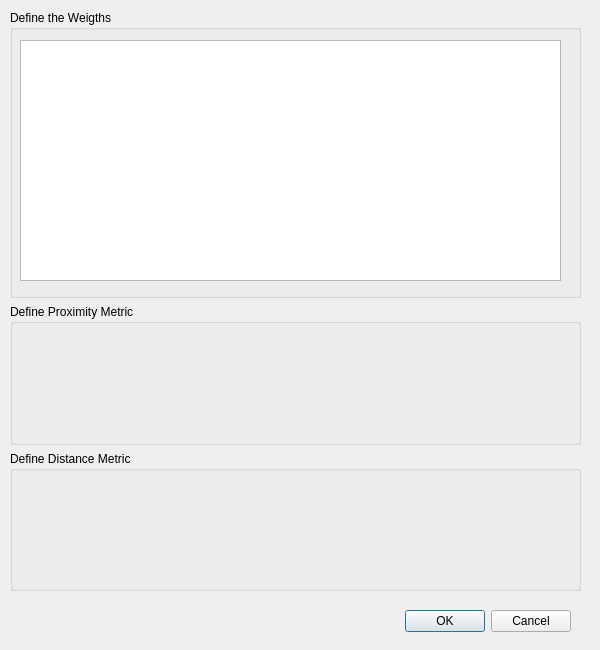
Qt form modules/CompVis/MultidimensionalScalingDialog.ui (3dct/open_iA) before a commit.
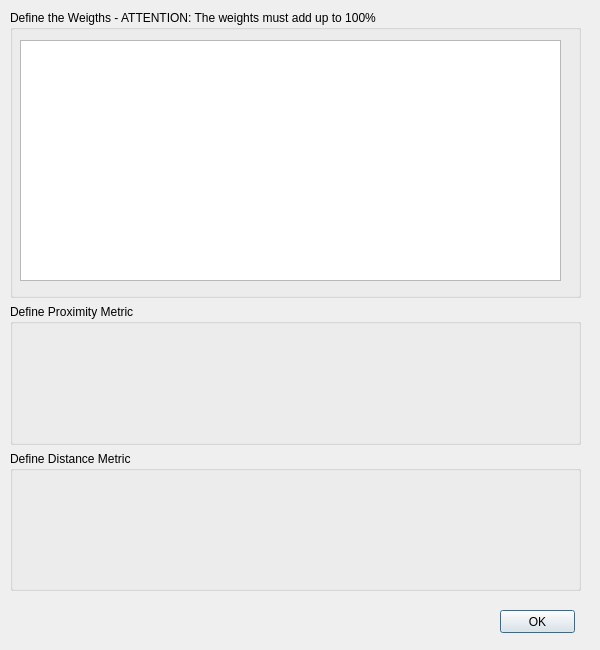
The same form after that commit.

Commit message: changed Bar Chart implementation, changed Box Plot implementation, Histogram Table drag dataset manually around, Histogram Table show overall number of all objects for each dataset when ordering, implemented recalculating of MDS, implement Cancel Button

Patch:
```diff
--- a/modules/CompVis/MultidimensionalScalingDialog.ui
+++ b/modules/CompVis/MultidimensionalScalingDialog.ui
@@ -34,7 +34,7 @@
       <item>
        <widget class="QGroupBox" name="Box_Weights">
         <property name="title">
-         <string>Define the Weigths</string>
+         <string>Define the Weigths - ATTENTION: The weights must add up to 100%</string>
         </property>
         <widget class="QTableWidget" name="tableWeightsWidget">
          <property name="geometry">
@@ -92,17 +92,17 @@
     </item>
    </layout>
   </widget>
-  <widget class="QDialogButtonBox" name="Box_StartMDS">
+  <widget class="QPushButton" name="Button_StartMDS">
    <property name="geometry">
     <rect>
-     <x>20</x>
+     <x>500</x>
      <y>610</y>
-     <width>551</width>
+     <width>75</width>
      <height>23</height>
     </rect>
    </property>
-   <property name="standardButtons">
-    <set>QDialogButtonBox::Cancel|QDialogButtonBox::Ok</set>
+   <property name="text">
+    <string>OK</string>
    </property>
   </widget>
  </widget>
```
The commit also changes 33 other files.
